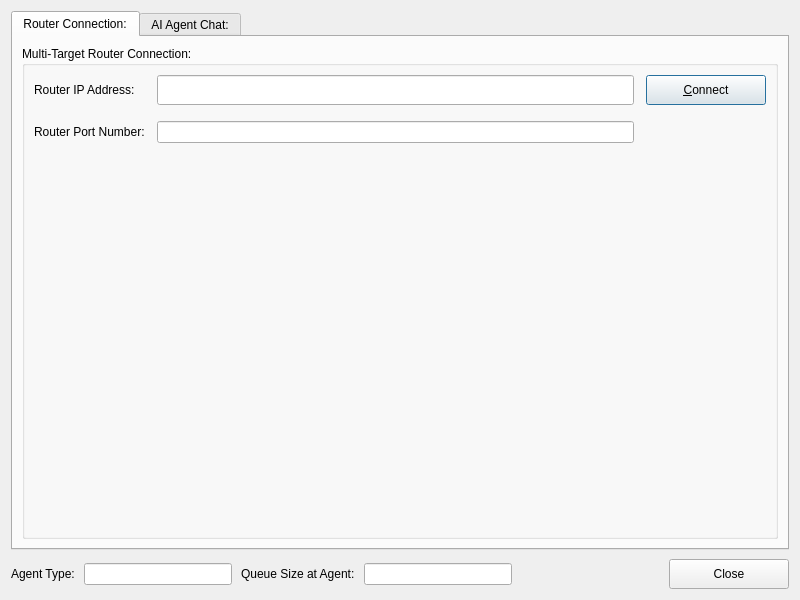
First picture: the form in apps/multiedge/aiagent/ui/aiagent.ui, repository aregtech/areg-edgeai, before the edit.
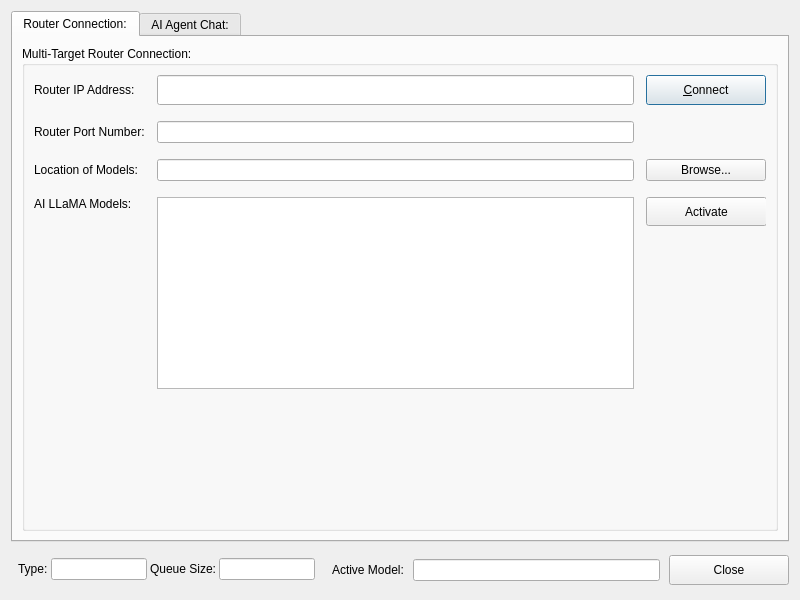
Second picture: the form after the edit. Icons and pictures are not drawn.

Commit message: Extended features to try different models during runtime.

```diff
--- a/apps/multiedge/aiagent/ui/aiagent.ui
+++ b/apps/multiedge/aiagent/ui/aiagent.ui
@@ -72,20 +72,6 @@
           <property name="verticalSpacing">
            <number>16</number>
           </property>
-          <item row="0" column="0">
-           <widget class="QLabel" name="label">
-            <property name="text">
-             <string>Router IP Address:</string>
-            </property>
-           </widget>
-          </item>
-          <item row="2" column="0">
-           <widget class="QLabel" name="label_2">
-            <property name="text">
-             <string>Router Port Number:</string>
-            </property>
-           </widget>
-          </item>
           <item row="0" column="2">
            <widget class="QPushButton" name="BtnConnect">
             <property name="sizePolicy">
@@ -141,18 +127,19 @@
             </property>
            </widget>
           </item>
-          <item row="3" column="1">
-           <spacer name="verticalSpacer">
-            <property name="orientation">
-             <enum>Qt::Orientation::Vertical</enum>
+          <item row="3" column="2">
+           <widget class="QPushButton" name="BtnBrowse">
+            <property name="text">
+             <string>Browse...</string>
             </property>
-            <property name="sizeHint" stdset="0">
-             <size>
-              <width>20</width>
-              <height>40</height>
-             </size>
+           </widget>
+          </item>
+          <item row="3" column="0">
+           <widget class="QLabel" name="label_3">
+            <property name="text">
+             <string>Location of Models:</string>
             </property>
-           </spacer>
+           </widget>
           </item>
           <item row="2" column="1">
            <widget class="QLineEdit" name="RouterPort">
@@ -164,6 +151,13 @@
             </property>
            </widget>
           </item>
+          <item row="2" column="0">
+           <widget class="QLabel" name="label_2">
+            <property name="text">
+             <string>Router Port Number:</string>
+            </property>
+           </widget>
+          </item>
           <item row="0" column="1">
            <widget class="QLineEdit" name="RouterAddress">
             <property name="sizePolicy">
@@ -180,6 +174,82 @@
             </property>
            </widget>
           </item>
+          <item row="3" column="1">
+           <widget class="QLineEdit" name="TxtModelDir">
+            <property name="readOnly">
+             <bool>true</bool>
+            </property>
+           </widget>
+          </item>
+          <item row="5" column="1">
+           <spacer name="verticalSpacer">
+            <property name="orientation">
+             <enum>Qt::Orientation::Vertical</enum>
+            </property>
+            <property name="sizeHint" stdset="0">
+             <size>
+              <width>20</width>
+              <height>20</height>
+             </size>
+            </property>
+           </spacer>
+          </item>
+          <item row="0" column="0">
+           <widget class="QLabel" name="label">
+            <property name="text">
+             <string>Router IP Address:</string>
+            </property>
+           </widget>
+          </item>
+          <item row="4" column="0">
+           <widget class="QLabel" name="label_4">
+            <property name="text">
+             <string>AI LLaMA Models:</string>
+            </property>
+            <property name="alignment">
+             <set>Qt::AlignmentFlag::AlignLeading|Qt::AlignmentFlag::AlignLeft|Qt::AlignmentFlag::AlignTop</set>
+            </property>
+           </widget>
+          </item>
+          <item row="4" column="1">
+           <widget class="QListWidget" name="ListModels">
+            <property name="editTriggers">
+             <set>QAbstractItemView::EditTrigger::NoEditTriggers</set>
+            </property>
+            <property name="showDropIndicator" stdset="0">
+             <bool>false</bool>
+            </property>
+            <property name="spacing">
+             <number>1</number>
+            </property>
+            <property name="selectionRectVisible">
+             <bool>true</bool>
+            </property>
+           </widget>
+          </item>
+          <item row="4" column="2">
+           <widget class="QWidget" name="widget" native="true">
+            <widget class="QPushButton" name="BtnActivate">
+             <property name="geometry">
+              <rect>
+               <x>0</x>
+               <y>0</y>
+               <width>121</width>
+               <height>29</height>
+              </rect>
+             </property>
+             <property name="sizePolicy">
+              <sizepolicy hsizetype="Expanding" vsizetype="Fixed">
+               <horstretch>0</horstretch>
+               <verstretch>0</verstretch>
+              </sizepolicy>
+             </property>
+             <property name="text">
+              <string>Activate</string>
+             </property>
+            </widget>
+           </widget>
+          </item>
          </layout>
         </widget>
        </item>
@@ -285,46 +355,95 @@
       <number>0</number>
      </property>
      <item>
-      <widget class="QLabel" name="label_6">
-       <property name="text">
-        <string>Agent Type:</string>
+      <widget class="QWidget" name="widget_2" native="true">
+       <property name="sizePolicy">
+        <sizepolicy hsizetype="Fixed" vsizetype="Fixed">
+         <horstretch>0</horstretch>
+         <verstretch>0</verstretch>
+        </sizepolicy>
        </property>
-      </widget>
-     </item>
-     <item>
-      <widget class="QLineEdit" name="TxtAgentType">
-       <property name="readOnly">
-        <bool>true</bool>
+       <property name="minimumSize">
+        <size>
+         <width>18</width>
+         <height>0</height>
+        </size>
        </property>
+       <property name="maximumSize">
+        <size>
+         <width>312</width>
+         <height>16777215</height>
+        </size>
+       </property>
+       <layout class="QHBoxLayout" name="horizontalLayout">
+        <property name="spacing">
+         <number>3</number>
+        </property>
+        <property name="leftMargin">
+         <number>7</number>
+        </property>
+        <property name="topMargin">
+         <number>7</number>
+        </property>
+        <property name="rightMargin">
+         <number>7</number>
+        </property>
+        <item>
+         <widget class="QLabel" name="label_6">
+          <property name="text">
+           <string>Type:</string>
+          </property>
+         </widget>
+        </item>
+        <item>
+         <widget class="QLineEdit" name="TxtAgentType">
+          <property name="sizePolicy">
+           <sizepolicy hsizetype="Fixed" vsizetype="Fixed">
+            <horstretch>0</horstretch>
+            <verstretch>0</verstretch>
+           </sizepolicy>
+          </property>
+          <property name="readOnly">
+           <bool>true</bool>
+          </property>
+         </widget>
+        </item>
+        <item>
+         <widget class="QLabel" name="label_5">
+          <property name="text">
+           <string>Queue Size:</string>
+          </property>
+         </widget>
+        </item>
+        <item>
+         <widget class="QLineEdit" name="TxtQueueSize">
+          <property name="sizePolicy">
+           <sizepolicy hsizetype="Fixed" vsizetype="Fixed">
+            <horstretch>0</horstretch>
+            <verstretch>0</verstretch>
+           </sizepolicy>
+          </property>
+          <property name="readOnly">
+           <bool>true</bool>
+          </property>
+         </widget>
+        </item>
+       </layout>
       </widget>
      </item>
      <item>
-      <widget class="QLabel" name="label_5">
+      <widget class="QLabel" name="label_7">
        <property name="text">
-        <string>Queue Size at Agent:</string>
+        <string>Active Model:</string>
        </property>
       </widget>
      </item>
      <item>
-      <widget class="QLineEdit" name="TxtQueueSize">
+      <widget class="QLineEdit" name="TxtActiveModel">
        <property name="readOnly">
         <bool>true</bool>
        </property>
       </widget>
      </item>
-     <item>
-      <spacer name="horizontalSpacer">
-       <property name="orientation">
-        <enum>Qt::Orientation::Horizontal</enum>
-       </property>
-       <property name="sizeHint" stdset="0">
-        <size>
-         <width>40</width>
-         <height>20</height>
-        </size>
-       </property>
-      </spacer>
-     </item>
      <item>
       <widget class="QPushButton" name="BtnClose">
        <property name="sizePolicy">
```
Left out of the diff: 2 changed lines with no effect on the pictures. The commit also changes 12 other files.
